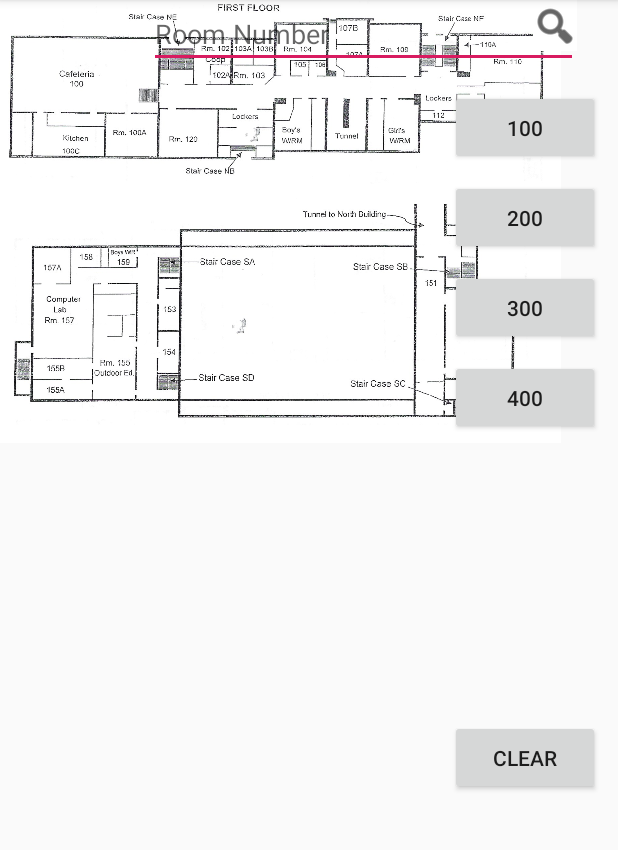
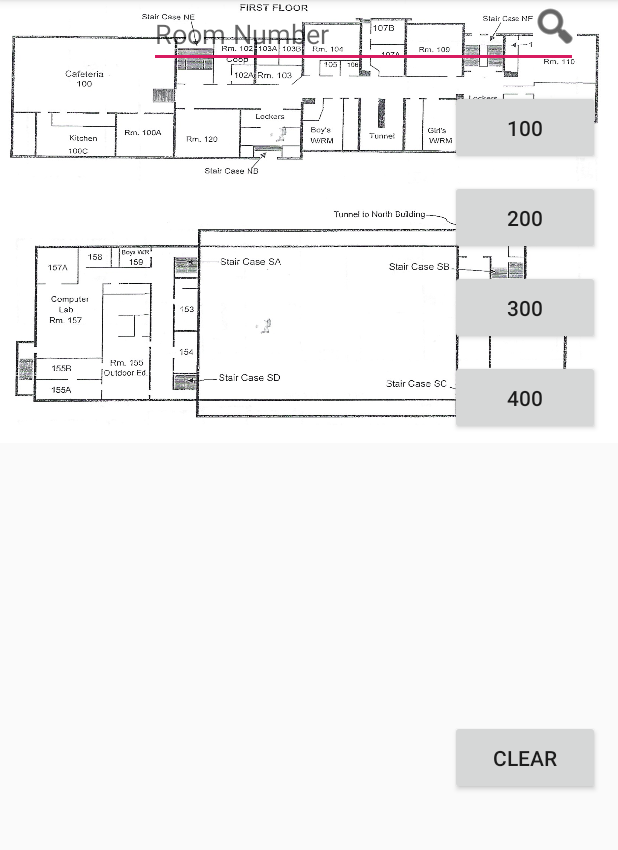
Before and after one commit to lauragracie/Laura-Mason-ISU, an Android app: the screen it shows after launch (MainActivity), after a tap on "100", on a phone screen of 412 x 824 dp, the part 84-934 px from its top. Run offline under Robolectric (Android 15) with nearby library versions, the phone set to English and light mode, and no system bars.

Commit message:
small update

```diff
--- a/Android Practice/app/src/main/res/layout/content_main.xml
+++ b/Android Practice/app/src/main/res/layout/content_main.xml
@@ -19,11 +19,10 @@
             android:id="@+id/floorimage"
             android:layout_width="415dp"
             android:layout_height="295dp"
-            android:layout_marginEnd="38dp"
             android:alpha="0"
             android:contentDescription="@string/no_description"
             android:scaleType="fitXY"
-            android:src="@drawable/floor4"
+            android:src="@drawable/floor1"
             app:layout_constraintBottom_toBottomOf="parent"
             app:layout_constraintEnd_toEndOf="parent" />
 
```
